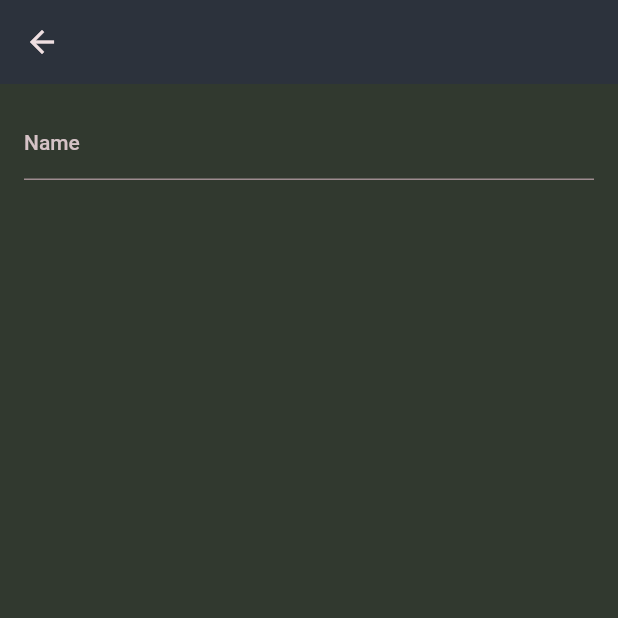
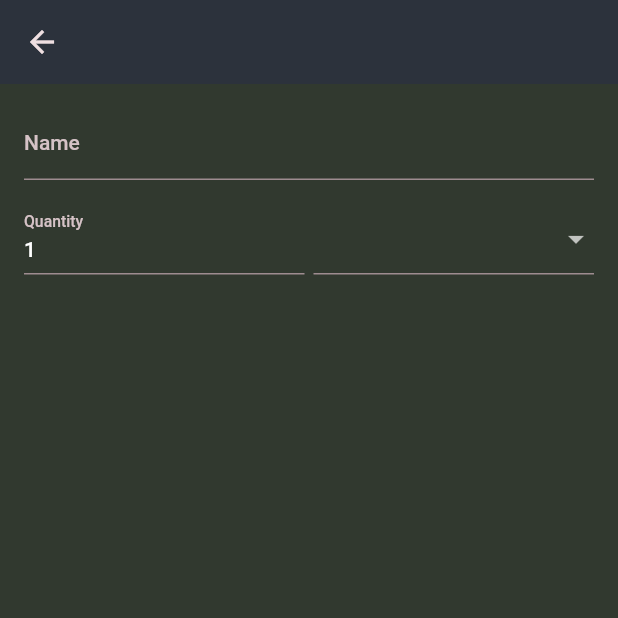
Before and after one commit to Hishamk99/shop_app, a Flutter app: the NewItem screen opened directly, on a phone screen of 412 x 824 dp, the top half of it. Run offline on Flutter 3.47's test engine with Material 2 defaults, Android fonts, the phone set to English and light mode, and no system bars.

Commit message:
DropdownButtonFormField widget

```diff
--- a/lib/widgets/new_item.dart
+++ b/lib/widgets/new_item.dart
@@ -1,4 +1,5 @@
 import 'package:flutter/material.dart';
+import 'package:shop_app/data/categories.dart';
 
 class NewItem extends StatelessWidget {
   const NewItem({super.key});
@@ -13,6 +14,7 @@ class NewItem extends StatelessWidget {
           child: Column(
             children: [
               TextFormField(
+                //maxLines: 50,
                 decoration: const InputDecoration(
                   label: Text('Name'),
                 ),
@@ -26,6 +28,58 @@ class NewItem extends StatelessWidget {
                   return null;
                 },
               ),
+              const SizedBox(
+                height: 15,
+              ),
+              Row(
+                crossAxisAlignment: CrossAxisAlignment.end,
+                children: [
+                  Expanded(
+                    child: TextFormField(
+                      initialValue: '1',
+                      decoration: const InputDecoration(
+                        label: Text('Quantity'),
+                      ),
+                      validator: (value) {
+                        if (value == null ||
+                            value.isEmpty ||
+                            value.trim().length <= 1 ||
+                            value.trim().length >= 50) {
+                          return 'Error';
+                        }
+                        return null;
+                      },
+                    ),
+                  ),
+                  const SizedBox(
+                    width: 6,
+                  ),
+                  Expanded(
+                    child: DropdownButtonFormField(
+                      items: [
+                        for (final category in categories.entries)
+                          DropdownMenuItem(
+                            value: category.value,
+                            child: Row(
+                              children: [
+                                Container(
+                                  height: 16,
+                                  width: 16,
+                                  color: category.value.color,
+                                ),
+                                const SizedBox(
+                                  width: 6,
+                                ),
+                                Text(category.value.title),
+                              ],
+                            ),
+                          ),
+                      ],
+                      onChanged: (value) {},
+                    ),
+                  ),
+                ],
+              ),
             ],
           ),
         ),
```
